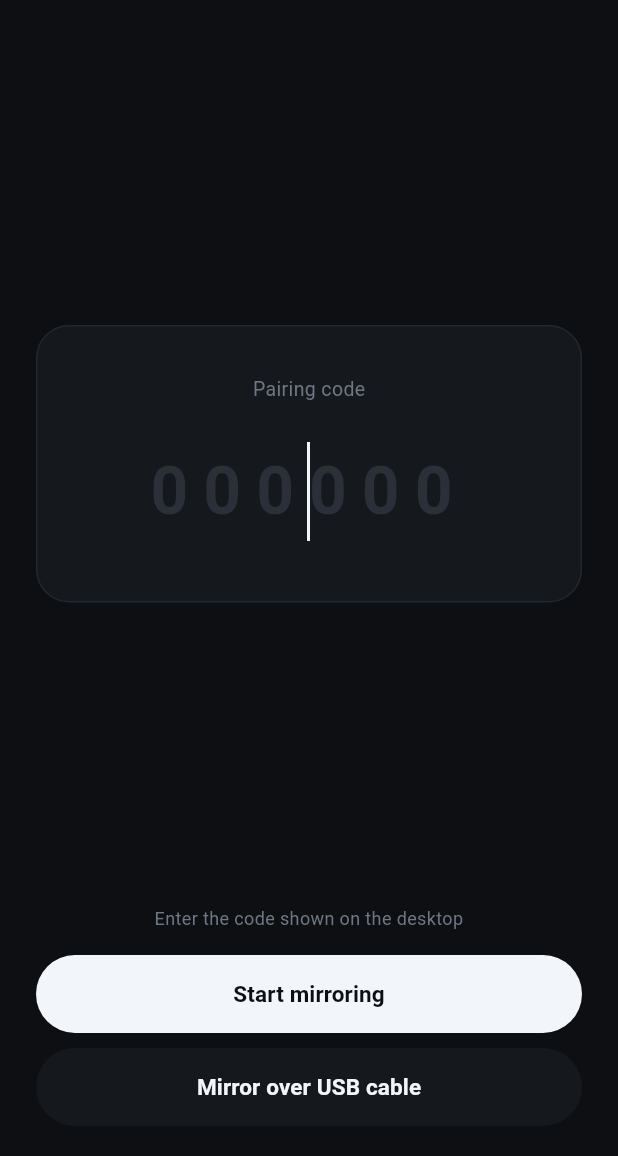
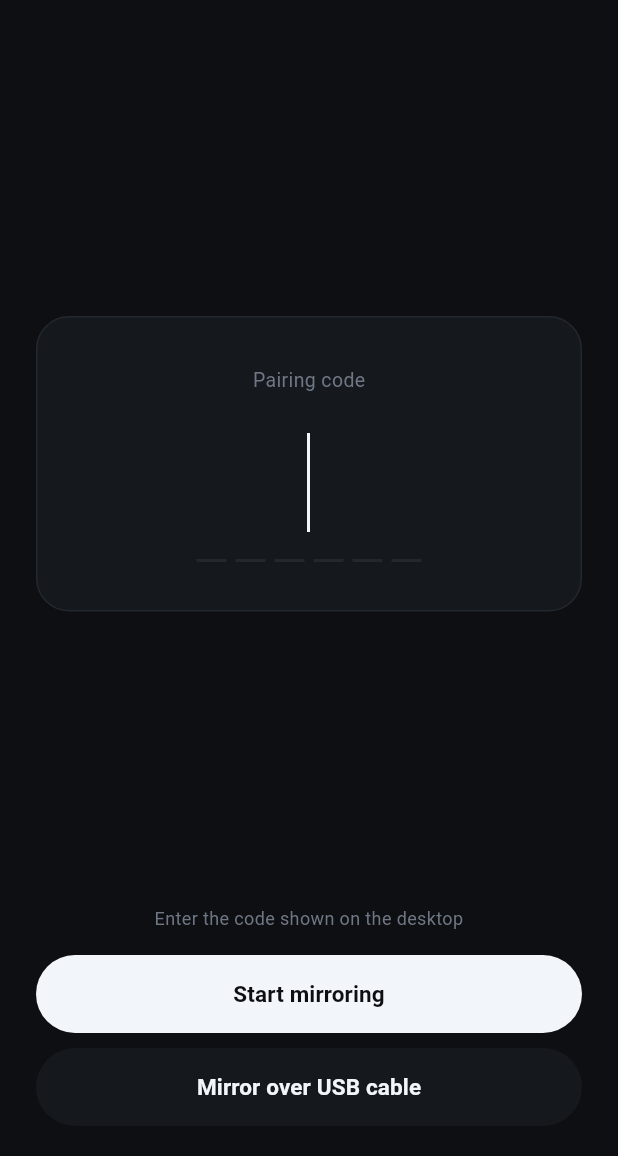
Before and after one commit to napejoon/aircast_ws, a Flutter app: the screen it shows after launch, on a phone screen of 412 x 824 dp, the part 80-1236 px from its top. Run offline on Flutter 3.47's test engine with Material 3 defaults, Android fonts, the phone set to English and light mode, and no system bars; missing offline and left inert: flutter_webrtc.

Commit message:
feat: the six things a real screen shows that a stylesheet does not
A pass over both apps with the screens drawn at size. No new colours, no new
components: the palette and the shape of every page are what they were.

The pairing code is grouped, 482 913, on both ends. Six digits with nothing to
break them are counted twice by anyone reading them across a room, and the
group is what the eye holds in one look. Display only -- the code stays six
characters everywhere it is compared or sent, and a selection copied out of the
receiver's label carries a space that the phone's field drops, because that
field takes digits and nothing else. A code of any other length is shown whole,
since --code exists and there is no middle of five.

The code is also centred where it looks centred. Letter-spacing lands after
every character including the last, so the label was 14 px wider on the right
than its digits and sat half of that left of centre.

The last reading loses its divider. A rule with nothing to its right reads as a
row that was cut off rather than one that ended; the readings have their own
box, so :last-child is the last of them and not the last thing in the strip.

The beacon gets a halo. Eight pixels of colour against #101317 is a thing you
find only if you know where it is, and a box-shadow at a sixth of the same
colour is drawn outside the layout, so the row gives up no space for it.

The toolbar buttons answer the keyboard. F, R and D drive them already and
nothing showed where Tab had landed.

On the phone, the dimmed 000000 under the code field is replaced by six marks
that fill as digits arrive: the old hint was set in the same face and size as a
typed code and read as a value already entered. "Your screen is being mirrored"
turns green when it is true -- it is the line that answers "is my screen out
there right now?", and grey made it look like a caption. And a peer connection
that fails now names the host it could not reach instead of asking the user
whether the relay is reachable, which is a question only the app can answer.

Two things in the proposal turned out to be already done and are left alone:
the recording clock is beside the record button, and the fold chevron lives
inside the strip, which fullscreen hides whole.

Co-Authored-By: Claude Opus 5 (1M context) <noreply@anthropic.com>

```diff
--- a/sender/lib/main.dart
+++ b/sender/lib/main.dart
@@ -134,7 +134,13 @@ class _SenderPageState extends State<SenderPage> {
             _status = 'Mirroring to $code';
           });
         case RTCPeerConnectionState.RTCPeerConnectionStateFailed:
-          _stop(status: 'The connection failed — is the relay reachable?');
+          // Names the host it failed on. The line used to ask the user "is the
+          // relay reachable?", which is a question only the app is in a
+          // position to answer, and it named nothing they could go and check.
+          _stop(
+            status: 'Cannot reach ${url.host}. Check the server address, '
+                'or try another network',
+          );
         case RTCPeerConnectionState.RTCPeerConnectionStateDisconnected:
           setState(() {
             _connected = false;
@@ -374,17 +380,40 @@ class _CodeCard extends StatelessWidget {
             ),
             decoration: const InputDecoration(
               counterText: '',
-              hintText: '000000',
-              hintStyle: TextStyle(
-                fontSize: 44,
-                fontWeight: FontWeight.w700,
-                letterSpacing: 10,
-                color: Color(0xFF2B3038),
-              ),
               border: InputBorder.none,
             ),
           ),
+          const SizedBox(height: 10),
+          // The hint used to be a dimmed 000000 in the same face and size as a
+          // typed code, which reads as a value already entered rather than as
+          // an empty field. Six marks say the same thing -- this many digits,
+          // this many still to go -- without pretending to be digits.
+          ValueListenableBuilder<TextEditingValue>(
+            valueListenable: controller,
+            builder: (_, value, __) => _Slots(filled: value.text.length),
+          ),
         ],
+      );
+}
+
+/// Six marks under the field, filled from the left as digits arrive.
+class _Slots extends StatelessWidget {
+  const _Slots({required this.filled});
+
+  final int filled;
+
+  @override
+  Widget build(BuildContext context) => Row(
+        mainAxisAlignment: MainAxisAlignment.center,
+        children: List.generate(
+          6,
+          (i) => Container(
+            width: 20,
+            height: 2,
+            margin: const EdgeInsets.symmetric(horizontal: 3),
+            color: i < filled ? _muted : _edge,
+          ),
+        ),
       );
 }
 
@@ -407,7 +436,13 @@ class _CastingCard extends StatelessWidget {
           Icon(usb ? Icons.usb : Icons.screen_share_outlined, size: 34, color: _muted),
           const SizedBox(height: 16),
           Text(
-            usb ? 'Cable' : code,
+            // Grouped the way the desktop shows it, so the two screens read as
+            // the same number rather than as two strings that happen to match.
+            usb
+                ? 'Cable'
+                : code.length == 6
+                    ? '${code.substring(0, 3)} ${code.substring(3)}'
+                    : code,
             style: const TextStyle(
               fontSize: 40,
               fontWeight: FontWeight.w700,
@@ -419,7 +454,10 @@ class _CastingCard extends StatelessWidget {
           const SizedBox(height: 8),
           Text(
             connected ? 'Your screen is being mirrored' : 'Setting up…',
-            style: const TextStyle(fontSize: 13, color: _muted),
+            // Green once it is true. This is the line that answers "is my
+            // screen out there right now?", and in muted grey it read as a
+            // caption for the number above it.
+            style: TextStyle(fontSize: 13, color: connected ? _live : _muted),
           ),
           // The same four readings the desktop puts along its bottom edge.
           // Only on the WebRTC path: the USB one has no peer connection to ask,
```
Also changed, not shown: 2 other files.
